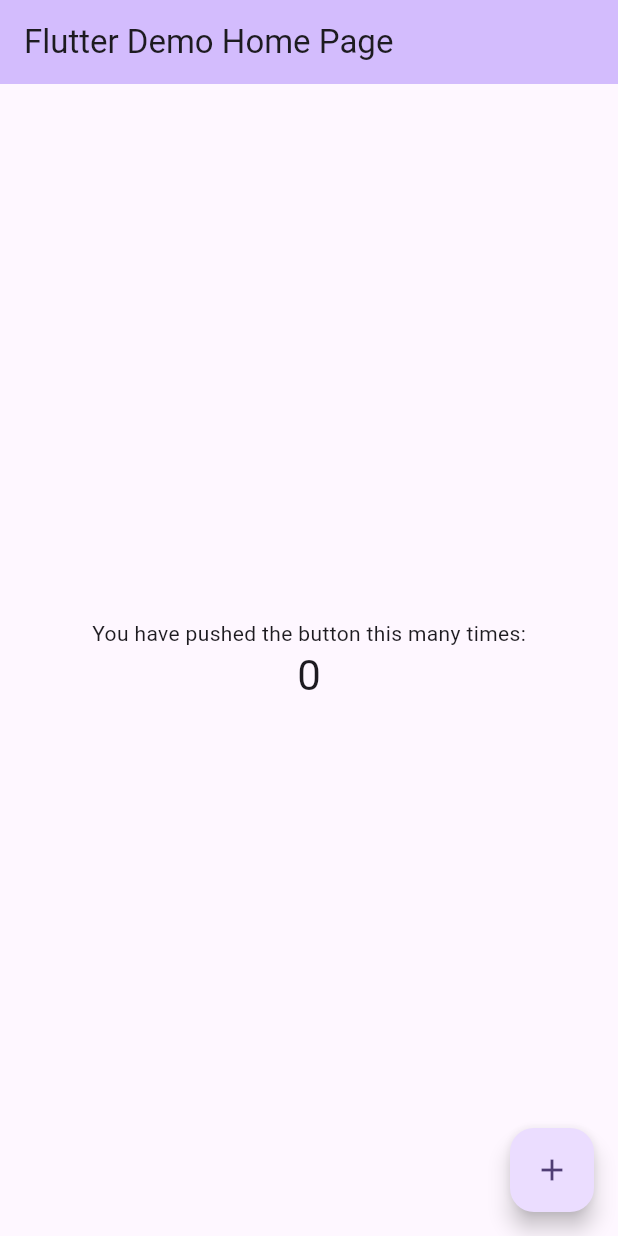
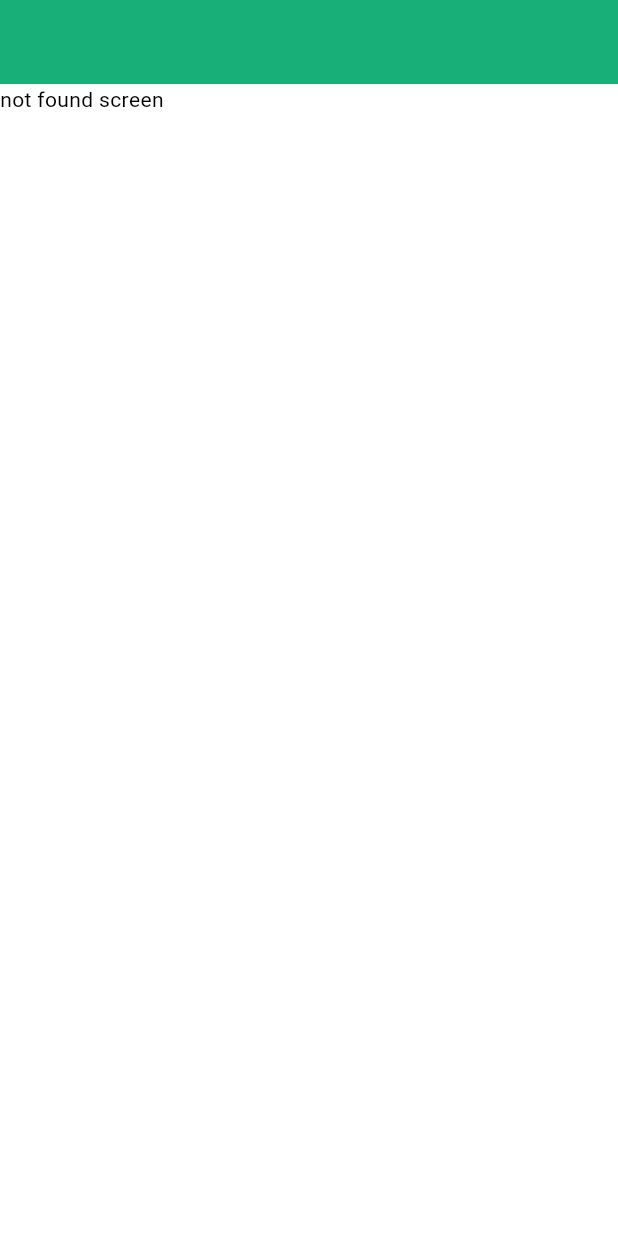
Before and after one commit to david-sds/conectar-crud, a Flutter app: the screen it shows after launch, on a phone screen of 412 x 824 dp. Run offline on Flutter 3.47's test engine with Material 3 defaults, Android fonts, the phone set to English and light mode, and no system bars; our stand-ins replace go_router.

Commit message:
mvvm, go_router, theme structure

```diff
--- /dev/null
+++ b/conectar_frontend/lib/app/app.dart
@@ -0,0 +1,18 @@
+import 'package:conectar_frontend/core/routing/router.dart';
+import 'package:conectar_frontend/core/themes/themes.dart';
+import 'package:flutter/material.dart';
+
+class App extends StatelessWidget {
+  const App({super.key});
+
+  @override
+  Widget build(BuildContext context) {
+    return MaterialApp.router(
+      routerConfig: router,
+      title: 'Conéctar',
+      theme: Themes.light(),
+      darkTheme: Themes.dark(),
+      themeMode: ThemeMode.light,
+    );
+  }
+}
--- /dev/null
+++ b/conectar_frontend/lib/core/routing/router.dart
@@ -0,0 +1,53 @@
+import 'package:conectar_frontend/core/routing/routes.dart';
+import 'package:conectar_frontend/ui/auth/widgets/home_screen.dart';
+import 'package:conectar_frontend/ui/auth/widgets/login_screen.dart';
+import 'package:conectar_frontend/ui/core/layouts/logged_layout.dart';
+import 'package:conectar_frontend/ui/core/layouts/not_logged_layout.dart';
+import 'package:conectar_frontend/ui/core/not_found_screen.dart';
+import 'package:go_router/go_router.dart';
+
+final _loggedStack = ShellRoute(
+  builder: (context, state, child) {
+    return LoggedLayout(child: child);
+  },
+  routes: [
+    GoRoute(
+      path: Routes.home.path,
+      name: Routes.home.name,
+      builder: (context, state) {
+        return const HomeScreen();
+      },
+    )
+  ],
+);
+
+final _notLoggedStack = ShellRoute(
+  builder: (context, state, child) {
+    return NotLoggedLayout(child: child);
+  },
+  routes: [
+    GoRoute(
+      path: Routes.login.path,
+      name: Routes.login.name,
+      builder: (context, state) {
+        return const LoginScreen();
+      },
+    )
+  ],
+);
+
+final router = GoRouter(
+  redirect: (context, state) {
+    return null;
+
+    // false ? Routes.home.path : Routes.login.path
+    // return Routes.login.path;
+  },
+  routes: [
+    _loggedStack,
+    _notLoggedStack,
+  ],
+  errorBuilder: (context, state) => const LoggedLayout(
+    child: NotFoundScreen(),
+  ),
+);
--- /dev/null
+++ b/conectar_frontend/lib/core/themes/themes.dart
@@ -0,0 +1,42 @@
+import 'package:flutter/material.dart';
+
+class Themes {
+  static ThemeData light() {
+    const colorScheme = _lightColorScheme;
+
+    return ThemeData(
+        brightness: Brightness.light,
+        colorScheme: colorScheme,
+        appBarTheme: AppBarTheme(
+          backgroundColor: colorScheme.primary,
+        ));
+  }
+
+  static ThemeData dark() {
+    const colorScheme = _darkColorScheme;
+
+    return ThemeData(
+      brightness: Brightness.dark,
+      colorScheme: colorScheme,
+      appBarTheme: AppBarTheme(
+        backgroundColor: colorScheme.primary,
+      ),
+    );
+  }
+}
+
+const Color primaryGreen = Color(0xFF19AF78);
+const Color mediumGreen = Color(0xFF8CD7B9);
+const Color lightGreen = Color(0xFFE1F5F0);
+
+const _lightColorScheme = ColorScheme.light(
+  primary: primaryGreen,
+  primaryContainer: lightGreen,
+  secondary: mediumGreen,
+);
+
+const _darkColorScheme = ColorScheme.dark(
+  primary: primaryGreen,
+  primaryContainer: lightGreen,
+  secondary: mediumGreen,
+);
--- a/conectar_frontend/lib/main.dart
+++ b/conectar_frontend/lib/main.dart
@@ -1,122 +1,6 @@
+import 'package:conectar_frontend/app/app.dart';
 import 'package:flutter/material.dart';
 
 void main() {
-  runApp(const MyApp());
+  runApp(const App());
 }
-
-class MyApp extends StatelessWidget {
-  const MyApp({super.key});
-
-  // This widget is the root of your application.
-  @override
-  Widget build(BuildContext context) {
-    return MaterialApp(
-      title: 'Flutter Demo',
-      theme: ThemeData(
-        // This is the theme of your application.
-        //
-        // TRY THIS: Try running your application with "flutter run". You'll see
-        // the application has a purple toolbar. Then, without quitting the app,
-        // try changing the seedColor in the colorScheme below to Colors.green
-        // and then invoke "hot reload" (save your changes or press the "hot
-        // reload" button in a Flutter-supported IDE, or press "r" if you used
-        // the command line to start the app).
-        //
-        // Notice that the counter didn't reset back to zero; the application
-        // state is not lost during the reload. To reset the state, use hot
-        // restart instead.
-        //
-        // This works for code too, not just values: Most code changes can be
-        // tested with just a hot reload.
-        colorScheme: ColorScheme.fromSeed(seedColor: Colors.deepPurple),
-      ),
-      home: const MyHomePage(title: 'Flutter Demo Home Page'),
-    );
-  }
-}
-
-class MyHomePage extends StatefulWidget {
-  const MyHomePage({super.key, required this.title});
-
-  // This widget is the home page of your application. It is stateful, meaning
-  // that it has a State object (defined below) that contains fields that affect
-  // how it looks.
-
-  // This class is the configuration for the state. It holds the values (in this
-  // case the title) provided by the parent (in this case the App widget) and
-  // used by the build method of the State. Fields in a Widget subclass are
-  // always marked "final".
-
-  final String title;
-
-  @override
-  State<MyHomePage> createState() => _MyHomePageState();
-}
-
-class _MyHomePageState extends State<MyHomePage> {
-  int _counter = 0;
-
-  void _incrementCounter() {
-    setState(() {
-      // This call to setState tells the Flutter framework that something has
-      // changed in this State, which causes it to rerun the build method below
-      // so that the display can reflect the updated values. If we changed
-      // _counter without calling setState(), then the build method would not be
-      // called again, and so nothing would appear to happen.
-      _counter++;
-    });
-  }
-
-  @override
-  Widget build(BuildContext context) {
-    // This method is rerun every time setState is called, for instance as done
-    // by the _incrementCounter method above.
-    //
-    // The Flutter framework has been optimized to make rerunning build methods
-    // fast, so that you can just rebuild anything that needs updating rather
-    // than having to individually change instances of widgets.
-    return Scaffold(
-      appBar: AppBar(
-        // TRY THIS: Try changing the color here to a specific color (to
-        // Colors.amber, perhaps?) and trigger a hot reload to see the AppBar
-        // change color while the other colors stay the same.
-        backgroundColor: Theme.of(context).colorScheme.inversePrimary,
-        // Here we take the value from the MyHomePage object that was created by
-        // the App.build method, and use it to set our appbar title.
-        title: Text(widget.title),
-      ),
-      body: Center(
-        // Center is a layout widget. It takes a single child and positions it
-        // in the middle of the parent.
-        child: Column(
-          // Column is also a layout widget. It takes a list of children and
-          // arranges them vertically. By default, it sizes itself to fit its
-          // children horizontally, and tries to be as tall as its parent.
-          //
-          // Column has various properties to control how it sizes itself and
-          // how it positions its children. Here we use mainAxisAlignment to
-          // center the children vertically; the main axis here is the vertical
-          // axis because Columns are vertical (the cross axis would be
-          // horizontal).
-          //
-          // TRY THIS: Invoke "debug painting" (choose the "Toggle Debug Paint"
-          // action in the IDE, or press "p" in the console), to see the
-          // wireframe for each widget.
-          mainAxisAlignment: MainAxisAlignment.center,
-          children: <Widget>[
-            const Text('You have pushed the button this many times:'),
-            Text(
-              '$_counter',
-              style: Theme.of(context).textTheme.headlineMedium,
-            ),
-          ],
-        ),
-      ),
-      floatingActionButton: FloatingActionButton(
-        onPressed: _incrementCounter,
-        tooltip: 'Increment',
-        child: const Icon(Icons.add),
-      ), // This trailing comma makes auto-formatting nicer for build methods.
-    );
-  }
-}
--- /dev/null
+++ b/conectar_frontend/lib/ui/core/layouts/logged_layout.dart
@@ -0,0 +1,18 @@
+import 'package:flutter/material.dart';
+
+class LoggedLayout extends StatelessWidget {
+  const LoggedLayout({
+    required this.child,
+    super.key,
+  });
+
+  final Widget child;
+
+  @override
+  Widget build(BuildContext context) {
+    return Scaffold(
+      appBar: AppBar(),
+      body: child,
+    );
+  }
+}
--- /dev/null
+++ b/conectar_frontend/lib/ui/core/not_found_screen.dart
@@ -0,0 +1,14 @@
+import 'package:flutter/material.dart';
+
+class NotFoundScreen extends StatelessWidget {
+  const NotFoundScreen({super.key});
+
+  @override
+  Widget build(BuildContext context) {
+    return const Column(
+      children: [
+        Text('not found screen'),
+      ],
+    );
+  }
+}
```
Also changed, not shown: conectar_frontend/lib/core/routing/routes.dart (added, +21 -0 lines), conectar_frontend/lib/ui/auth/widgets/home_screen.dart (added, +19 -0 lines), conectar_frontend/lib/ui/auth/widgets/login_screen.dart (added, +19 -0 lines), conectar_frontend/lib/ui/core/layouts/not_logged_layout.dart (added, +18 -0 lines), conectar_frontend/pubspec.yaml (+19 -73 lines), conectar_frontend/pubspec.lock, 1 other file.
